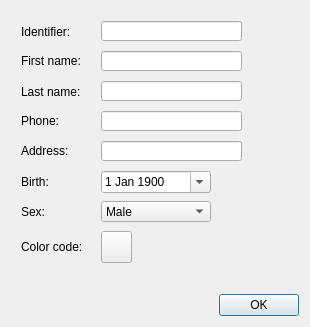
First picture: the form in src/View/Widgets/PatientFormDialog.ui, repository dimitrije-stamenkovic/QDento, before the edit.
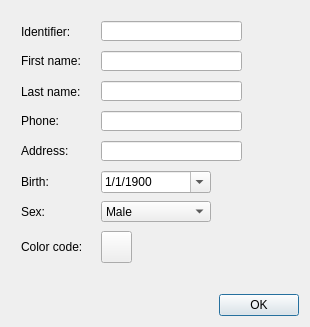
Second picture: the form after the edit. Custom widgets are drawn as their Qt base class.

Commit message: Fix enum references and update maximum date time in PatientFormDialog.ui

Patch:
```diff
--- a/src/View/Widgets/PatientFormDialog.ui
+++ b/src/View/Widgets/PatientFormDialog.ui
@@ -93,7 +93,7 @@
       </property>
       <property name="maximumDateTime">
        <datetime>
-        <hour>7</hour>
+        <hour>23</hour>
         <minute>59</minute>
         <second>59</second>
         <year>9999</year>
@@ -108,6 +108,9 @@
         <day>1</day>
        </date>
       </property>
+      <property name="displayFormat">
+       <string>d/M/yyyy</string>
+      </property>
       <property name="calendarPopup">
        <bool>true</bool>
       </property>
```
Left out of the diff: 4 changed lines with no effect on the pictures.
